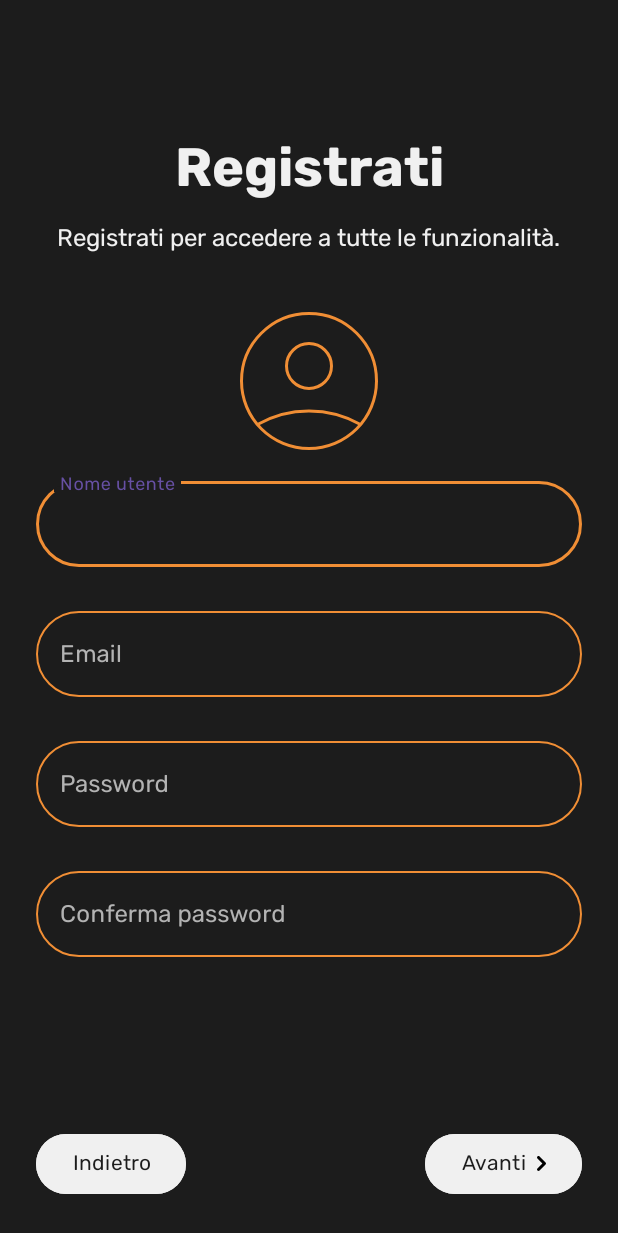
After one commit to DesiatiPaolo/Moviefinderrz, an Android app: the Signup screen opened directly, with no data from a screen before it, on a phone screen of 412 x 824 dp. The commit adds this screen. Shown: the top 1233 px of the screen. Run offline under Robolectric (Android 15) with nearby library versions, the phone set to English and light mode, and no system bars.

Commit message:
feat: login and signup UI

```diff
--- /dev/null
+++ b/app/src/main/java/com/example/moviefinderrz/Signup.java
@@ -0,0 +1,17 @@
+package com.example.moviefinderrz;
+
+import android.os.Bundle;
+import android.widget.Button;
+
+import androidx.appcompat.app.AppCompatActivity;
+
+public class Signup extends AppCompatActivity {
+    @Override
+    protected void onCreate(Bundle savedInstanceState) {
+        super.onCreate(savedInstanceState);
+        setContentView(R.layout.signup);
+
+        Button backButton = findViewById(R.id.buttonBack);
+        backButton.setOnClickListener(view -> finish());
+    }
+}
--- /dev/null
+++ b/app/src/main/res/drawable/arrow_right.xml
@@ -0,0 +1,10 @@
+<vector xmlns:android="http://schemas.android.com/apk/res/android"
+    android:width="6dp"
+    android:height="10dp"
+    android:viewportWidth="6"
+    android:viewportHeight="10">
+  <path
+      android:pathData="M0.293,9.707C0.106,9.519 0,9.265 0,9C0,8.735 0.106,8.481 0.293,8.293L3.586,5L0.293,1.707C0.111,1.518 0.01,1.266 0.012,1.004C0.015,0.741 0.12,0.491 0.305,0.305C0.491,0.12 0.741,0.015 1.004,0.012C1.266,0.01 1.518,0.111 1.707,0.293L5.707,4.293C5.894,4.481 6,4.735 6,5C6,5.265 5.894,5.519 5.707,5.707L1.707,9.707C1.52,9.894 1.265,10 1,10C0.735,10 0.481,9.894 0.293,9.707Z"
+      android:fillColor="#000000"
+      android:fillType="evenOdd"/>
+</vector>
--- /dev/null
+++ b/app/src/main/res/drawable/link_color.xml
@@ -0,0 +1,4 @@
+<selector xmlns:android="http://schemas.android.com/apk/res/android">
+    <item android:state_pressed="false" android:color = "@color/orange" />
+    <item android:state_pressed="true" android:color = "@color/darkorange" />
+</selector>
--- /dev/null
+++ b/app/src/main/res/drawable/text_input_border.xml
@@ -0,0 +1,5 @@
+<selector xmlns:android="http://schemas.android.com/apk/res/android">
+    <item android:color="@color/orange" android:state_focused="true" />
+    <item android:color="@color/orange" android:state_hovered="true" />
+    <item android:color="@color/orange" />
+</selector>
--- /dev/null
+++ b/app/src/main/res/drawable/user.xml
@@ -0,0 +1,13 @@
+<vector xmlns:android="http://schemas.android.com/apk/res/android"
+    android:width="92dp"
+    android:height="92dp"
+    android:viewportWidth="92"
+    android:viewportHeight="92">
+  <path
+      android:pathData="M11.605,75.02C22.097,69.09 33.948,65.982 46,66C58.5,66 70.235,69.275 80.395,75.02M61,36C61,39.978 59.42,43.794 56.607,46.607C53.794,49.42 49.978,51 46,51C42.022,51 38.206,49.42 35.393,46.607C32.58,43.794 31,39.978 31,36C31,32.022 32.58,28.206 35.393,25.393C38.206,22.58 42.022,21 46,21C49.978,21 53.794,22.58 56.607,25.393C59.42,28.206 61,32.022 61,36ZM91,46C91,51.91 89.836,57.761 87.575,63.221C85.313,68.68 81.998,73.641 77.82,77.82C73.641,81.998 68.68,85.313 63.221,87.575C57.761,89.836 51.91,91 46,91C40.09,91 34.239,89.836 28.779,87.575C23.32,85.313 18.359,81.998 14.18,77.82C10.002,73.641 6.687,68.68 4.425,63.221C2.164,57.761 1,51.91 1,46C1,34.065 5.741,22.619 14.18,14.18C22.619,5.741 34.065,1 46,1C57.935,1 69.381,5.741 77.82,14.18C86.259,22.619 91,34.065 91,46Z"
+      android:strokeLineJoin="round"
+      android:strokeWidth="2"
+      android:fillColor="#00000000"
+      android:strokeColor="#f08e35"
+      android:strokeLineCap="round"/>
+</vector>
--- /dev/null
+++ b/app/src/main/res/layout/signup.xml
@@ -0,0 +1,155 @@
+<?xml version="1.0" encoding="utf-8"?>
+<androidx.constraintlayout.widget.ConstraintLayout xmlns:android="http://schemas.android.com/apk/res/android"
+    xmlns:app="http://schemas.android.com/apk/res-auto"
+    xmlns:tools="http://schemas.android.com/tools"
+    android:id="@+id/main"
+    android:layout_width="match_parent"
+    android:layout_height="match_parent"
+    android:background="@color/black"
+    android:gravity="center"
+    android:orientation="vertical"
+    android:padding="24dp"
+    tools:context=".Signup">
+
+    <TextView
+        android:id="@+id/signupTitle"
+        android:layout_width="wrap_content"
+        android:layout_height="wrap_content"
+        android:layout_marginTop="60dp"
+        android:fontFamily="@font/rubik_bold"
+        android:text="@string/signUp"
+        android:textColor="@color/white"
+        android:textSize="36sp"
+        app:layout_constraintEnd_toEndOf="parent"
+        app:layout_constraintStart_toStartOf="parent"
+        app:layout_constraintTop_toTopOf="parent" />
+
+    <TextView
+        android:id="@+id/signupDescription"
+        android:layout_width="wrap_content"
+        android:layout_height="wrap_content"
+        android:layout_marginTop="4dp"
+        android:fontFamily="@font/rubik_regular"
+        android:text="@string/signUpDescription"
+        android:textColor="@color/white"
+        android:textSize="16sp"
+        app:layout_constraintEnd_toEndOf="parent"
+        app:layout_constraintStart_toStartOf="parent"
+        app:layout_constraintTop_toBottomOf="@id/signupTitle" />
+
+    <ImageView
+        android:id="@+id/image"
+        android:layout_width="wrap_content"
+        android:layout_height="wrap_content"
+        android:layout_marginTop="36dp"
+        android:contentDescription="@string/profileImageDescription"
+        android:src="@drawable/user"
+        app:layout_constraintEnd_toEndOf="parent"
+        app:layout_constraintStart_toStartOf="parent"
+        app:layout_constraintTop_toBottomOf="@+id/signupDescription" />
+
+    <LinearLayout
+        android:id="@+id/linearLayout"
+        android:layout_width="match_parent"
+        android:layout_height="wrap_content"
+        android:layout_marginTop="15dp"
+        android:orientation="vertical"
+        app:layout_constraintTop_toBottomOf="@id/image">
+
+        <com.google.android.material.textfield.TextInputLayout
+            style="@style/RoundedTextInputLayout"
+            android:layout_width="match_parent"
+            android:layout_height="wrap_content"
+            android:layout_marginBottom="24dp">
+
+            <com.google.android.material.textfield.TextInputEditText
+                android:layout_width="match_parent"
+                android:layout_height="wrap_content"
+                android:fontFamily="@font/rubik_regular"
+                android:hint="@string/username"
+                android:lines="1"
+                android:paddingHorizontal="12dp"
+                android:paddingVertical="16dp"
+                android:textColor="@color/white"
+                android:textColorHighlight="@color/orange" />
+        </com.google.android.material.textfield.TextInputLayout>
+
+        <com.google.android.material.textfield.TextInputLayout
+            style="@style/RoundedTextInputLayout"
+            android:layout_width="match_parent"
+            android:layout_height="wrap_content"
+            android:layout_marginBottom="24dp">
+
+            <com.google.android.material.textfield.TextInputEditText
+                android:layout_width="match_parent"
+                android:layout_height="wrap_content"
+                android:fontFamily="@font/rubik_regular"
+                android:hint="@string/email"
+                android:lines="1"
+                android:paddingHorizontal="12dp"
+                android:paddingVertical="16dp"
+                android:textColor="@color/white"
+                android:textColorHighlight="@color/orange" />
+        </com.google.android.material.textfield.TextInputLayout>
+
+        <com.google.android.material.textfield.TextInputLayout
+            style="@style/RoundedTextInputLayout"
+            android:layout_width="match_parent"
+            android:layout_height="wrap_content"
+            android:layout_marginBottom="24dp">
+
+            <com.google.android.material.textfield.TextInputEditText
+                android:layout_width="match_parent"
+                android:layout_height="wrap_content"
+                android:fontFamily="@font/rubik_regular"
+                android:hint="@string/password"
+                android:lines="1"
+                android:paddingHorizontal="12dp"
+                android:paddingVertical="16dp"
+                android:textColor="@color/white"
+                android:textColorHighlight="@color/orange" />
+        </com.google.android.material.textfield.TextInputLayout>
+
+        <com.google.android.material.textfield.TextInputLayout
+            style="@style/RoundedTextInputLayout"
+            android:layout_width="match_parent"
+            android:layout_height="wrap_content">
+
+            <com.google.android.material.textfield.TextInputEditText
+                android:layout_width="match_parent"
+                android:layout_height="wrap_content"
+                android:fontFamily="@font/rubik_regular"
+                android:hint="@string/confirmPassword"
+                android:lines="1"
+                android:paddingHorizontal="12dp"
+                android:paddingVertical="16dp"
+                android:textColor="@color/white"
+                android:textColorHighlight="@color/orange" />
+        </com.google.android.material.textfield.TextInputLayout>
+    </LinearLayout>
+
+    <com.google.android.material.button.MaterialButton
+        android:id="@+id/buttonBack"
+        android:layout_width="wrap_content"
+        android:layout_height="wrap_content"
+        android:backgroundTint="@color/white"
+        android:fontFamily="@font/rubik_regular"
+        android:text="@string/back"
+        android:textColor="@color/black"
+        app:layout_constraintBottom_toBottomOf="parent"
+        app:layout_constraintStart_toStartOf="parent"
+        tools:ignore="RtlHardcoded" />
+
+    <com.google.android.material.button.MaterialButton
+        android:id="@+id/buttonNext"
+        android:layout_width="wrap_content"
+        android:layout_height="wrap_content"
+        android:backgroundTint="@color/white"
+        android:drawableEnd="@drawable/arrow_right"
+        android:fontFamily="@font/rubik_regular"
+        android:text="@string/next"
+        android:textColor="@color/black"
+        app:layout_constraintBottom_toBottomOf="parent"
+        app:layout_constraintEnd_toEndOf="parent" />
+
+</androidx.constraintlayout.widget.ConstraintLayout>
--- a/app/src/main/res/values/colors.xml
+++ b/app/src/main/res/values/colors.xml
@@ -4,5 +4,8 @@
     <color name="white">#F0F0F0</color>
     <color name="yellow">#FED301</color>
     <color name="orange">#f08e35</color>
+    <color name="darkorange">#ff4d04</color>
     <color name="lightblue">#00BBFF</color>
+    <color name="grey">#B3B3B3</color>
+    <color name="transparent">#000000FF</color>
 </resources>
--- a/app/src/main/res/values/strings.xml
+++ b/app/src/main/res/values/strings.xml
@@ -4,4 +4,14 @@
     <string name="loginImageDescription">Login picture</string>
     <string name="loginSignUp">Non hai un Account?\u00A0</string>
     <string name="signUp">Registrati</string>
+    <string name="signUpDescription">Registrati per accedere a tutte le funzionalità.</string>
+    <string name="loginDescription">Effettua l\'accesso per continuare.</string>
+    <string name="username">Nome utente</string>
+    <string name="email">Email</string>
+    <string name="password">Password</string>
+    <string name="confirmPassword">Conferma password</string>
+    <string name="next">Avanti</string>
+    <string name="back">Indietro</string>
+    <string name="profileImageDescription">Icona utente</string>
+    <string name="usernameOrEmail">Nome utente o email</string>
 </resources>
--- a/app/src/main/res/values/themes.xml
+++ b/app/src/main/res/values/themes.xml
@@ -1,9 +1,27 @@
-<resources xmlns:tools="http://schemas.android.com/tools">
+<resources>
     <!-- Base application theme. -->
     <style name="Base.Theme.Moviefinderrz" parent="Theme.Material3.DayNight.NoActionBar">
         <!-- Customize your light theme here. -->
         <!-- <item name="colorPrimary">@color/my_light_primary</item> -->
+        <item name="android:statusBarColor">@color/black</item>
+        <item name="android:navigationBarColor">@color/black</item>
     </style>
 
     <style name="Theme.Moviefinderrz" parent="Base.Theme.Moviefinderrz" />
+
+    <style name="RoundedTextInputLayout" parent="Widget.MaterialComponents.TextInputLayout.OutlinedBox">
+        <item name="shapeAppearanceOverlay">
+            @style/ShapeAppearanceOverlay.MyApp.TextInputLayout.Rounded
+        </item>
+        <item name="boxBackgroundColor">@color/black</item>
+        <item name="android:textColorHint">@color/grey</item>
+        <item name="cursorColor">@color/orange</item>
+        <item name="boxStrokeColor">@drawable/text_input_border</item>
+    </style>
+
+    <style name="ShapeAppearanceOverlay.MyApp.TextInputLayout.Rounded" parent="">
+        <item name="cornerFamily">rounded</item>
+        <item name="cornerSize">40dp</item>
+    </style>
+
 </resources>
```
Also changed, not shown: app/src/main/AndroidManifest.xml (+8 -0 lines), app/src/main/java/com/example/moviefinderrz/Login.java (added, +17 -0 lines), app/src/main/java/com/example/moviefinderrz/MainActivity.java (+7 -2 lines), app/src/main/res/font/font.xml (added, +19 -0 lines), app/src/main/res/layout/activity_main.xml (+8 -2 lines), app/src/main/res/layout/login.xml (added, +121 -0 lines), app/src/main/res/font/rubik_bold.ttf (added), app/src/main/res/font/rubik_light.ttf (added), app/src/main/res/font/rubik_medium.ttf (added), app/src/main/res/font/rubik_regular.ttf (added).
